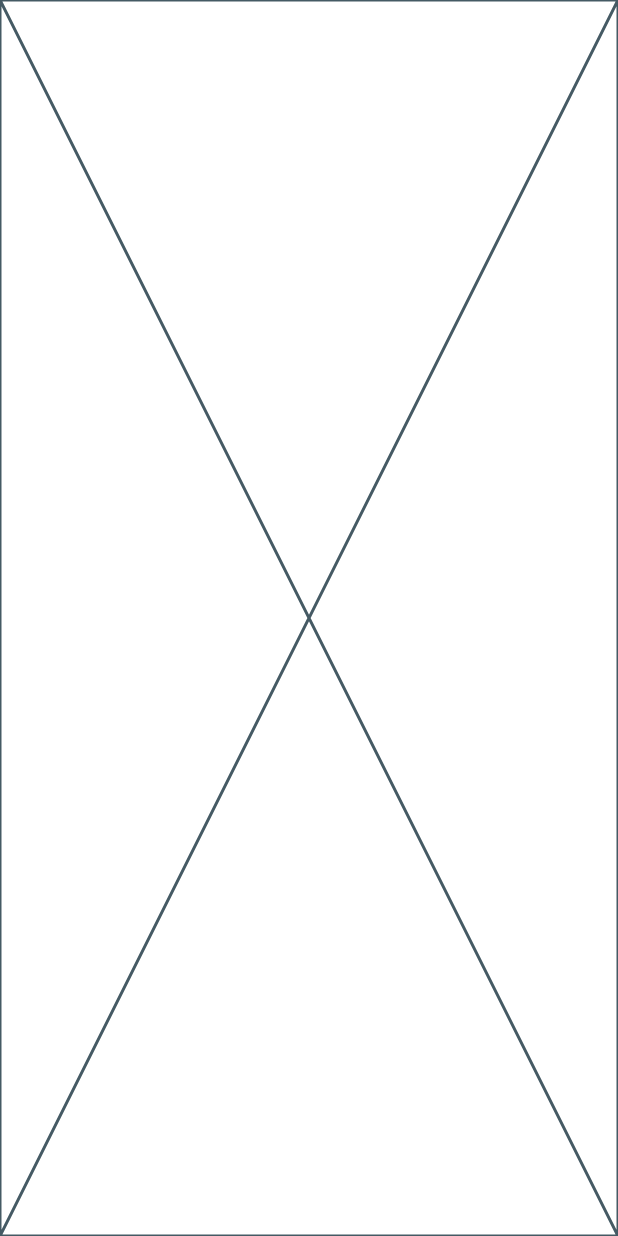
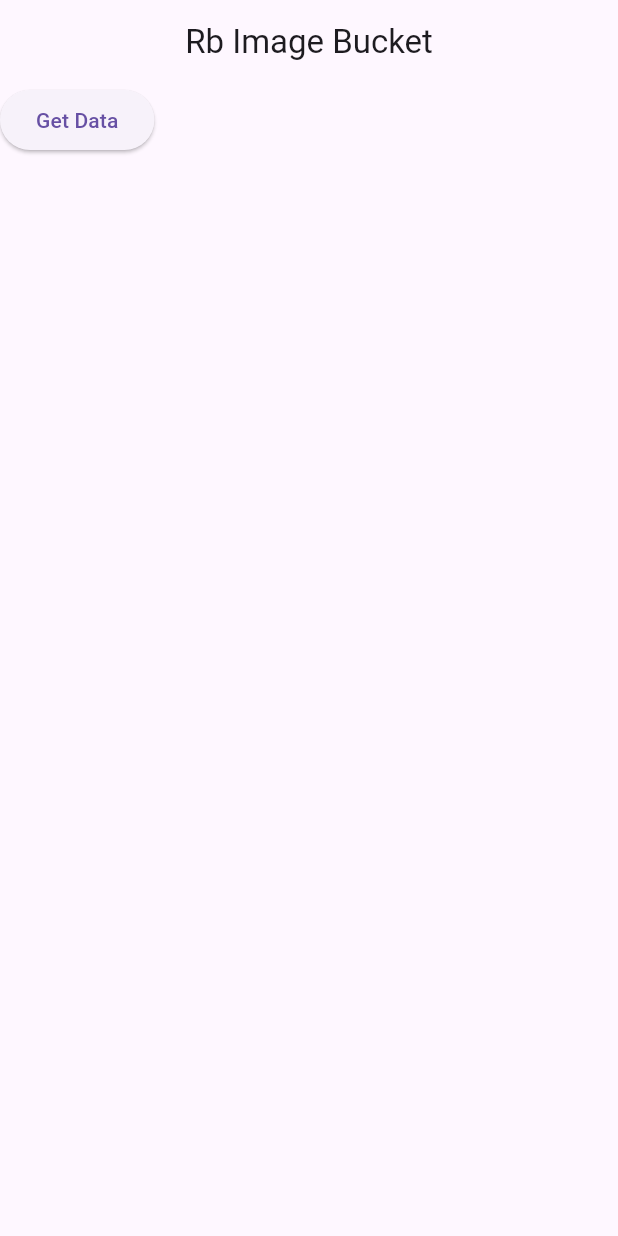
Before and after one commit to makgr/rb_image_bucket, a Flutter app: the screen it shows after launch, on a phone screen of 412 x 824 dp. Run offline on Flutter 3.47's test engine with Material 3 defaults, Android fonts, the light colour scheme and no system bars.

Commit message:
install dio

```diff
--- a/analysis_options.yaml
+++ b/analysis_options.yaml
@@ -21,8 +21,8 @@ linter:
   # `// ignore_for_file: name_of_lint` syntax on the line or in the file
   # producing the lint.
   rules:
+    prefer_const_constructors: false
     # avoid_print: false  # Uncomment to disable the `avoid_print` rule
     # prefer_single_quotes: true  # Uncomment to enable the `prefer_single_quotes` rule
-
 # Additional information about this file can be found at
 # https://dart.dev/guides/language/analysis-options
--- a/lib/main.dart
+++ b/lib/main.dart
@@ -1,4 +1,5 @@
 import 'package:flutter/material.dart';
+import 'package:rb_image_bucket/main_screen.dart';
 
 void main() {
   runApp(const MyApp());
@@ -14,6 +15,11 @@ class MyApp extends StatefulWidget {
 class _MyAppState extends State<MyApp> {
   @override
   Widget build(BuildContext context) {
-    return const Placeholder();
+    return MaterialApp(
+      theme: ThemeData.light(
+        useMaterial3: true,
+      ),
+      home: MainScreen(),
+    );
   }
 }
--- /dev/null
+++ b/lib/main_screen.dart
@@ -0,0 +1,23 @@
+import 'package:flutter/material.dart';
+
+class MainScreen extends StatefulWidget {
+  const MainScreen({super.key});
+
+  @override
+  State<MainScreen> createState() => _MainScreenState();
+}
+
+class _MainScreenState extends State<MainScreen> {
+  void getData() {}
+
+  @override
+  Widget build(BuildContext context) {
+    return Scaffold(
+      appBar: AppBar(
+        title: Text("Rb Image Bucket"),
+        centerTitle: true,
+      ),
+      body: ElevatedButton(onPressed: getData, child: Text("Get Data")),
+    );
+  }
+}
--- a/pubspec.yaml
+++ b/pubspec.yaml
@@ -35,6 +35,7 @@ dependencies:
   # The following adds the Cupertino Icons font to your application.
   # Use with the CupertinoIcons class for iOS style icons.
   cupertino_icons: ^1.0.6
+  dio: ^5.5.0
 
 dev_dependencies:
   flutter_test:
```
Also changed, not shown: pubspec.lock, 1 other file.
